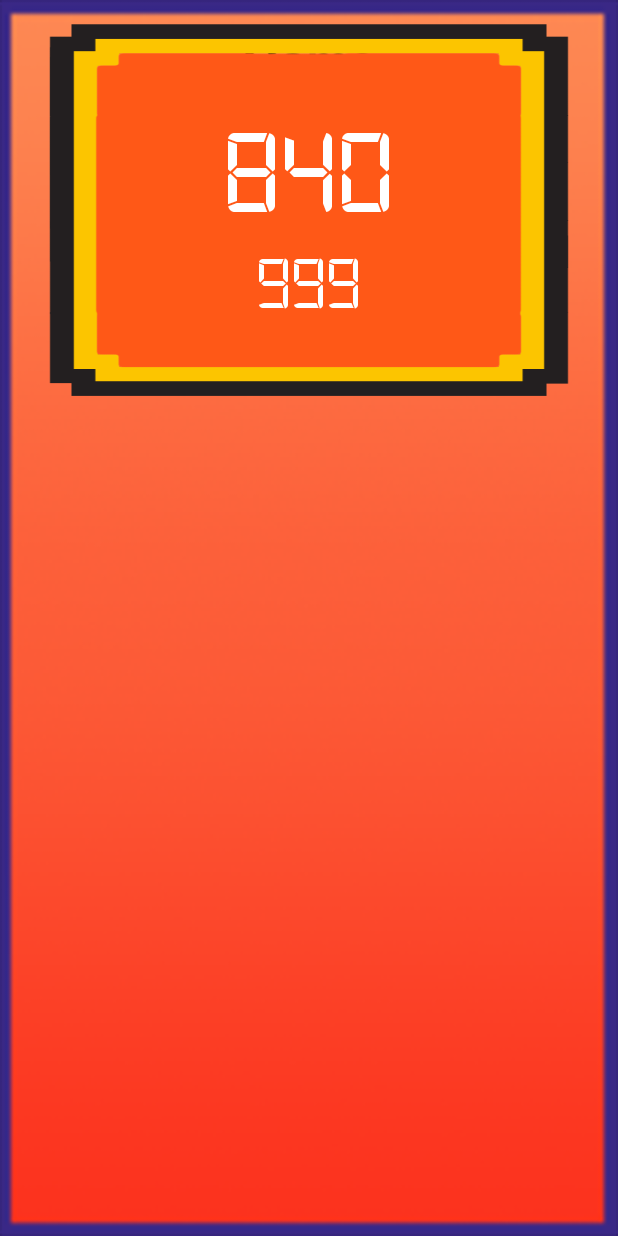
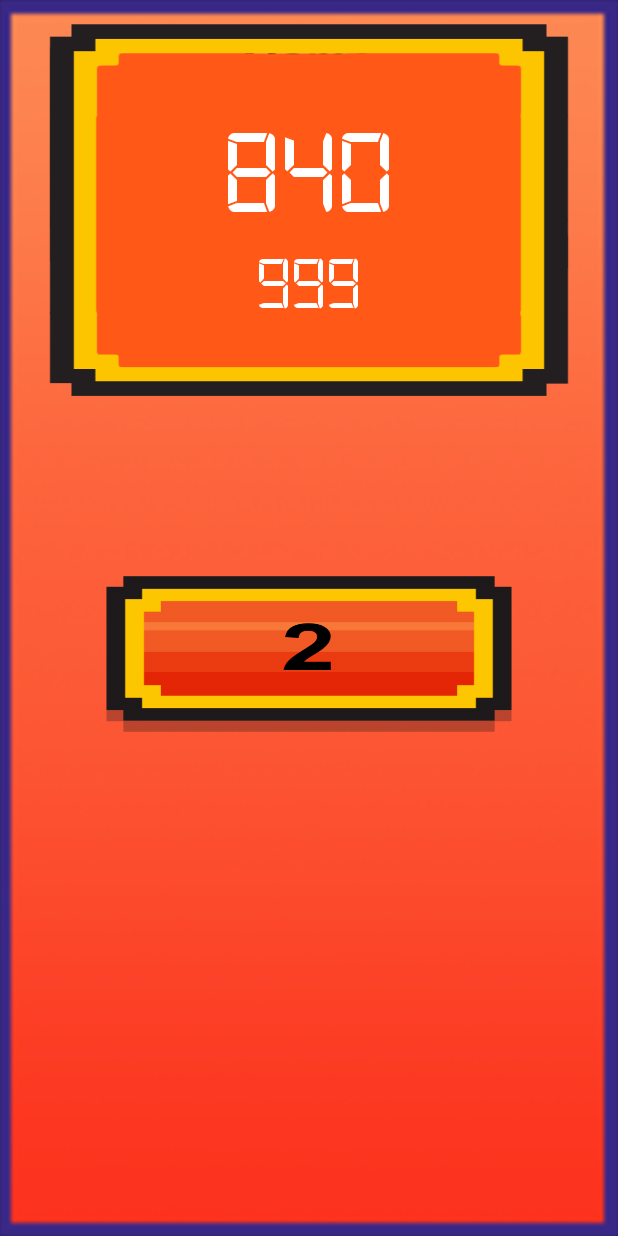
Before and after one commit to surazgyawali/shake-motion-sensors-android, an Android app: the screen it shows after launch (FinalScreen), after a tap on an icon or button, on a phone screen of 412 x 824 dp. Run offline under Robolectric (Android 15) with nearby library versions, the phone set to English and light mode, and no system bars; our stand-ins replace AdMob.

Commit message:
Completed third Screen Layout,Added Button Animations,Added count animation and sound in sync with each other,Created timed screen and made other smaller optimizations

```diff
--- a/app/src/main/java/np/com/surajgyawali/measurevelocity/FinalScreen.java
+++ b/app/src/main/java/np/com/surajgyawali/measurevelocity/FinalScreen.java
@@ -1,19 +1,13 @@
 package np.com.surajgyawali.measurevelocity;
-
-import android.annotation.SuppressLint;
-import android.content.Intent;
 import android.graphics.Typeface;
-import android.support.v7.app.ActionBar;
+import android.graphics.drawable.AnimationDrawable;
+import android.media.MediaPlayer;
 import android.support.v7.app.AppCompatActivity;
 import android.os.Bundle;
-import android.os.Handler;
-import android.view.MotionEvent;
-import android.view.View;
 import android.view.Window;
 import android.view.WindowManager;
-import android.widget.ImageButton;
+import android.widget.ImageView;
 import android.widget.TextView;
-
 import com.google.android.gms.ads.AdRequest;
 import com.google.android.gms.ads.AdView;
 
@@ -22,7 +16,8 @@ import com.google.android.gms.ads.AdView;
  * status bar and navigation/system bar) with user interaction.
  */
 public class FinalScreen extends AppCompatActivity {
-    ImageButton imageButton;
+    @Override
+    public void onBackPressed() { }
     @Override
     protected void onCreate(Bundle savedInstanceState) {
         super.onCreate(savedInstanceState);
@@ -38,6 +33,43 @@ public class FinalScreen extends AppCompatActivity {
         Typeface HighScore = Typeface.createFromAsset(getAssets(),"fonts/digital-7.ttf");
         TextView HighScoreView = (TextView) findViewById(R.id.High_Score);
         HighScoreView.setTypeface(HighScore);
+
+        //code for frame animation
+        ImageView imageView =(ImageView) findViewById(R.id.count_animation);
+        imageView.setBackgroundResource(R.drawable.count_movi);
+        final AnimationDrawable anim = (AnimationDrawable) imageView.getBackground();
+        anim.start();
+        anim.setOneShot(true);
+
+        //code for audio while counting 1,2,3
+        final MediaPlayer CountSound=MediaPlayer.create(this,R.raw.time);
+        //to play sound for 3 sec since sound is of 4s ;4s-1s=3s
+        CountSound.seekTo(1000);
+        CountSound.start();
+        CountSound.setLooping(false);
+        CountSound.setVolume(100,100);
+
+        CountSound.setOnCompletionListener(new MediaPlayer.OnCompletionListener() {
+            public void onCompletion(MediaPlayer mp) {
+
+                CountSound.reset();
+                CountSound.release();
+                //to go back to previous activity in 3 secs
+               finish();
+            }
+        });
+
+
+            //
+        //code to return back to second screen in 3 secs
+
+//        new Handler().postDelayed(new Runnable() {
+//            @Override
+//            public void run() {
+//                finish();
+//            }
+//        }, 3000);
+
         //code for banner ad
         AdView mAdView = (AdView) findViewById(R.id.adView);
         AdRequest adRequest = new AdRequest.Builder().build();
--- a/app/src/main/java/np/com/surajgyawali/measurevelocity/SecondScreen.java
+++ b/app/src/main/java/np/com/surajgyawali/measurevelocity/SecondScreen.java
@@ -7,14 +7,11 @@ import android.os.Bundle;
 import android.view.View;
 import android.view.Window;
 import android.view.WindowManager;
+import android.view.animation.Animation;
+import android.view.animation.AnimationUtils;
 import android.widget.ImageButton;
-import android.widget.ImageView;
-import android.widget.RelativeLayout;
 import android.widget.TextView;
-import android.widget.Toast;
-
 import com.google.android.gms.ads.AdRequest;
-import com.google.android.gms.ads.AdSize;
 import com.google.android.gms.ads.AdView;
 
 public class SecondScreen extends AppCompatActivity {
@@ -40,8 +37,6 @@ public class SecondScreen extends AppCompatActivity {
         Typeface HighScore = Typeface.createFromAsset(getAssets(),"fonts/digital-7.ttf");
         TextView HighScoreView = (TextView) findViewById(R.id.High_Score);
         HighScoreView.setTypeface(HighScore);
-
-
         //code for play button
 
         playButton = (ImageButton) findViewById(R.id.playButton);
@@ -50,7 +45,12 @@ public class SecondScreen extends AppCompatActivity {
 
             @Override
             public void onClick(View arg0) {
+                //code to increase button on click by 10%
+                final Animation myAnim = AnimationUtils.loadAnimation(SecondScreen.this,R.anim.button_anim);
+                playButton.startAnimation(myAnim);
+                //launch new activity
             startActivity(new Intent(SecondScreen.this,FinalScreen.class));
+
             }
 
         });
@@ -59,7 +59,10 @@ public class SecondScreen extends AppCompatActivity {
         shareButton.setOnClickListener(new View.OnClickListener(){
             @Override
             public  void onClick(View arg0){
+                final Animation myAnim = AnimationUtils.loadAnimation(SecondScreen.this,R.anim.button_anim);
+                shareButton.startAnimation(myAnim);
                 //write Code for share button
+
 
             }
 
@@ -68,6 +71,8 @@ public class SecondScreen extends AppCompatActivity {
                 leaderBoardButton.setOnClickListener(new View.OnClickListener() {
                     @Override
                     public void onClick(View view) {
+                        final Animation myAnim = AnimationUtils.loadAnimation(SecondScreen.this,R.anim.button_anim);
+                        leaderBoardButton.startAnimation(myAnim);
                         //Write Code for leader board
                     }
                 });
@@ -76,11 +81,18 @@ public class SecondScreen extends AppCompatActivity {
         rateButton.setOnClickListener(new View.OnClickListener() {
             @Override
             public void onClick(View view) {
+                final Animation myAnim = AnimationUtils.loadAnimation(SecondScreen.this,R.anim.button_anim);
+                rateButton.startAnimation(myAnim);
                 //Write Code for rate button
 
             }
         });
-//code for score background
+
+//        public void enlarge(View view) {
+//            ImageButton button = (ImageButton)findViewById(R.id.button);
+//            final Animation myAnim = AnimationUtils.loadAnimation(this, R.anim.button_anim);
+//            button.startAnimation(myAnim);
+//        }
 
 //code for banner ad
         AdView mAdView = (AdView) findViewById(R.id.adView);
--- /dev/null
+++ b/app/src/main/res/anim/button_anim.xml
@@ -0,0 +1,12 @@
+<?xml version="1.0" encoding="utf-8"?>
+<set xmlns:android="http://schemas.android.com/apk/res/android">
+    <scale
+        android:duration="0"
+        android:fromXScale="1"
+        android:toXScale="1.1"
+        android:fromYScale="1"
+        android:toYScale="1.1"
+        android:pivotX="50%"
+        android:pivotY="50%" />
+
+</set>
--- /dev/null
+++ b/app/src/main/res/drawable/count_movi.xml
@@ -0,0 +1,7 @@
+<?xml version="1.0" encoding="utf-8"?>
+<animation-list xmlns:android="http://schemas.android.com/apk/res/android"
+    android:oneshot="true">
+    <item android:drawable="@drawable/count1" android:duration="1000" />
+    <item android:drawable="@drawable/count2" android:duration="1000" />
+    <item android:drawable="@drawable/count3" android:duration="1000" />
+</animation-list>
--- a/app/src/main/res/layout/final_screen_layout.xml
+++ b/app/src/main/res/layout/final_screen_layout.xml
@@ -14,6 +14,19 @@
         android:src="@drawable/graphic"
         android:scaleType="fitXY"
         />
+    <!--<ImageView-->
+        <!--android:id="@+id/Score_Background2"-->
+        <!--android:layout_width="240dp"-->
+        <!--android:layout_height="240dp"-->
+        <!--android:paddingTop="60dp"-->
+        <!--android:paddingBottom="20dp"-->
+        <!--android:paddingLeft="24dp"-->
+        <!--android:paddingRight="24dp"-->
+        <!--android:layout_centerHorizontal="true"-->
+        <!--android:layout_alignParentTop="true"-->
+        <!--android:src="@drawable/graphic"-->
+        <!--android:scaleType="fitXY"-->
+        <!--/>-->
     <TextView
         android:id="@+id/Current_Score"
         android:layout_width="wrap_content"
@@ -35,7 +48,22 @@
         android:text="@string/high_score"
         android:textSize="50sp"
         android:textColor="@android:color/white" />
-
+    <LinearLayout
+        android:layout_width="wrap_content"
+        android:layout_height="104dp"
+        android:orientation="horizontal"
+        android:paddingRight="70dp"
+        android:paddingLeft="70dp"
+        android:layout_marginTop="120dp"
+        android:layout_below="@+id/Score_Background"
+        >
+    <ImageView
+        android:id="@+id/count_animation"
+        android:layout_width="0dp"
+        android:layout_height="match_parent"
+        android:layout_weight="1"
+       />
+</LinearLayout>
 
     <com.google.android.gms.ads.AdView
         xmlns:ads="http://schemas.android.com/apk/res-auto"
```
Also changed, not shown: app/src/main/AndroidManifest.xml (+6 -3 lines), app/src/main/res/layout/second_screen_layout.xml (+16 -2 lines), gradle.properties (+6 -2 lines), 3 other files.
